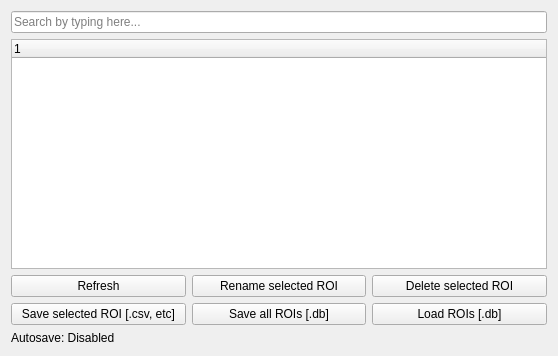
Qt form iris/resources/dataHub_Raman.ui (The-Thomas-Lab-UCL/orm-iris) before a commit.
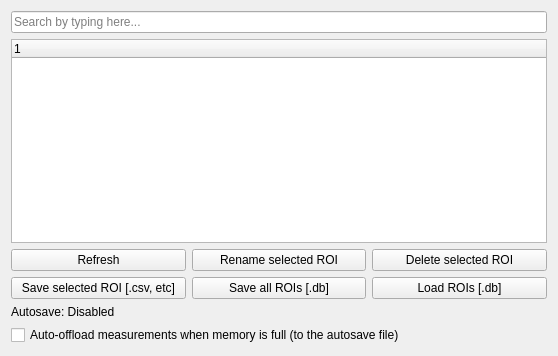
The same form after that commit.

Commit message:
Added: auto-offload measurements implemented
Added:
- Check for the remaining available system memory everytime the mappinghub is updated
- Automatically offload the measurements if the remaining available memory is < 1.0 GB
- Automatically removes the offloaded measurements from the mappinghub
- Added the option (for the future) to also remove all the measurements in the currently being measured (last measurement) mappingUnit. At present, the last unit simply won't be offloaded or removed.

```diff
--- a/iris/resources/dataHub_Raman.ui
+++ b/iris/resources/dataHub_Raman.ui
@@ -14,28 +14,16 @@
    <string>Form</string>
   </property>
   <layout class="QGridLayout" name="gridLayout">
-   <item row="2" column="1">
-    <widget class="QPushButton" name="btn_rename">
-     <property name="text">
-      <string>Rename selected ROI</string>
+   <item row="0" column="0">
+    <layout class="QVBoxLayout" name="main_layout">
+     <item>
+      <widget class="QLineEdit" name="ent_searchbar">
+       <property name="placeholderText">
+        <string>Search by typing here...</string>
      </property>
     </widget>
    </item>
-   <item row="2" column="2">
-    <widget class="QPushButton" name="btn_delete">
-     <property name="text">
-      <string>Delete selected ROI</string>
-     </property>
-    </widget>
-   </item>
-   <item row="2" column="0">
-    <widget class="QPushButton" name="btn_refresh">
-     <property name="text">
-      <string>Refresh</string>
-     </property>
-    </widget>
-   </item>
-   <item row="1" column="0" colspan="3">
+     <item>
     <widget class="QTreeWidget" name="tree_data">
      <property name="selectionMode">
       <enum>QAbstractItemView::SelectionMode::ExtendedSelection</enum>
@@ -50,21 +38,32 @@
      </column>
     </widget>
    </item>
-   <item row="6" column="0" colspan="3">
-    <widget class="QLabel" name="lbl_autosave">
+     <item>
+      <layout class="QHBoxLayout" name="horizontalLayout">
+       <item>
+        <widget class="QPushButton" name="btn_refresh">
      <property name="text">
-      <string>Autosave: Disabled</string>
+          <string>Refresh</string>
      </property>
     </widget>
    </item>
-   <item row="0" column="0" colspan="3">
-    <widget class="QLineEdit" name="ent_searchbar">
-     <property name="placeholderText">
-      <string>Search by typing here...</string>
+       <item>
+        <widget class="QPushButton" name="btn_rename">
+         <property name="text">
+          <string>Rename selected ROI</string>
      </property>
     </widget>
    </item>
-   <item row="3" column="0" colspan="3">
+       <item>
+        <widget class="QPushButton" name="btn_delete">
+         <property name="text">
+          <string>Delete selected ROI</string>
+         </property>
+        </widget>
+       </item>
+      </layout>
+     </item>
+     <item>
     <layout class="QHBoxLayout" name="lyt_saveload">
      <item>
       <widget class="QPushButton" name="btn_save_ext">
@@ -89,6 +88,22 @@
      </item>
     </layout>
    </item>
+     <item>
+      <widget class="QLabel" name="lbl_autosave">
+       <property name="text">
+        <string>Autosave: Disabled</string>
+       </property>
+      </widget>
+     </item>
+     <item>
+      <widget class="QCheckBox" name="chk_autoOffload">
+       <property name="text">
+        <string>Auto-offload measurements when memory is full (to the autosave file)</string>
+       </property>
+      </widget>
+     </item>
+    </layout>
+   </item>
   </layout>
  </widget>
  <tabstops>
```
Left out of the diff: 5 changed lines with no effect on the pictures. Lines whose indentation alone changed are shown as unchanged. The commit also changes 4 other files.
